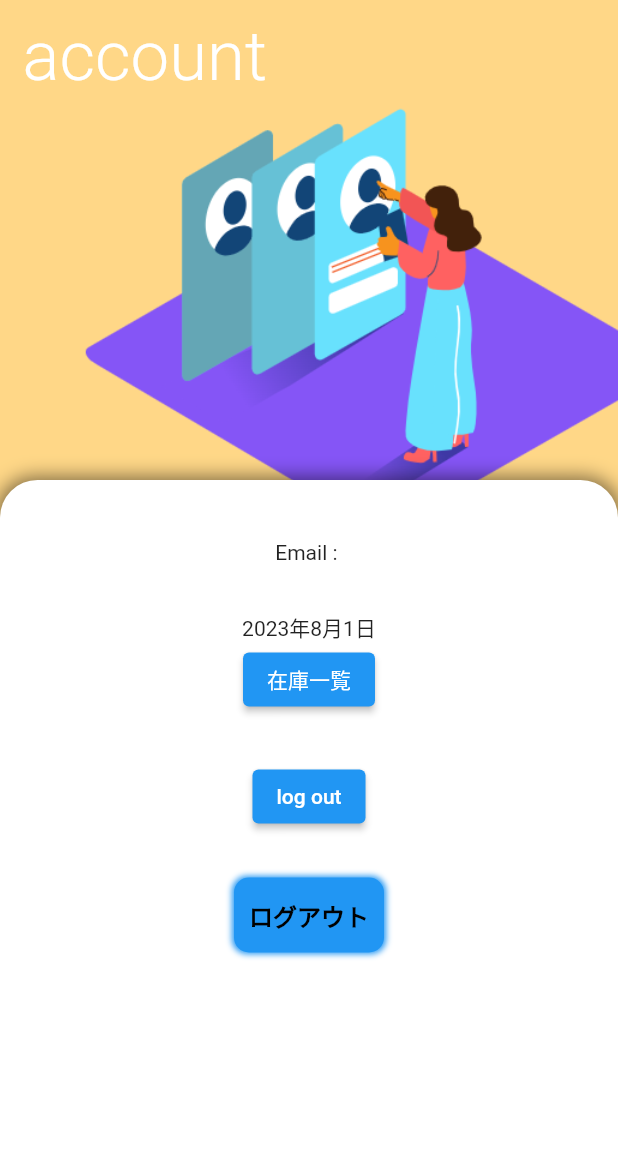
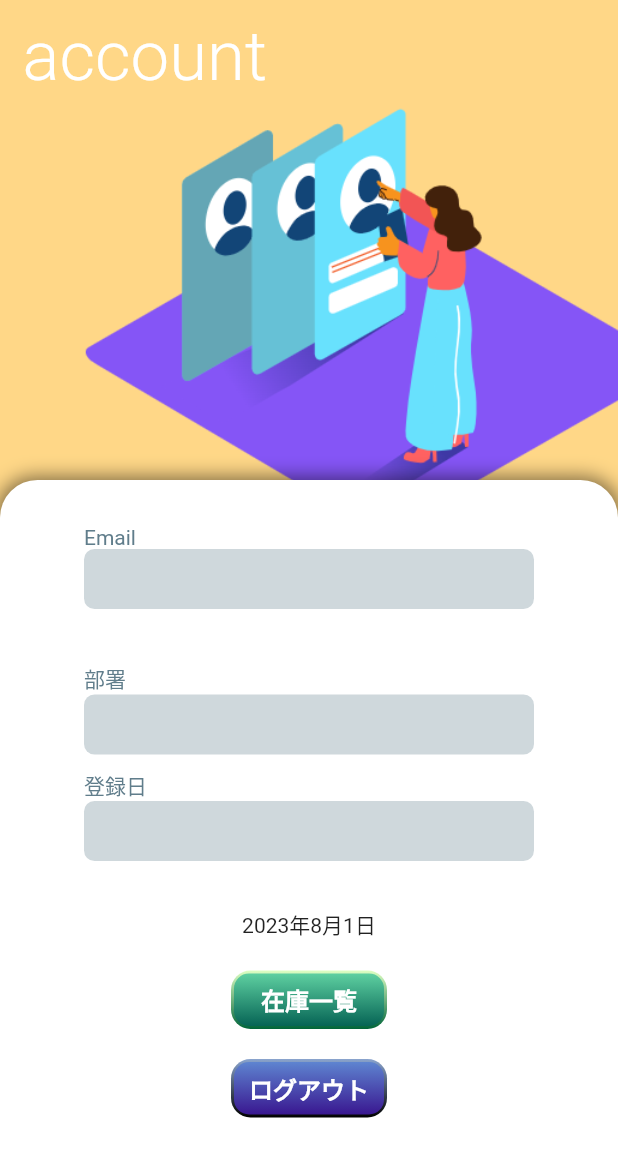
Before and after one commit to shogoisaji/inventory_system, a Flutter app: the AccountPage screen opened by its route, after a tap on "在庫一覧", after a tap on the "account circle" icon, on a phone screen of 412 x 824 dp. Shown: the top 1157 px of the screen. Run offline on Flutter 3.47's test engine with Material 2 defaults, Android fonts, the phone set to English and light mode, and no system bars; our stand-ins replace cloud_firestore, firebase_auth, firebase_core, firebase_storage, flutter_riverpod, go_router and 4 more; accounts and stored records are empty; generated files the repository leaves out were written again; network calls fail.

Commit message:
20230801

```diff
--- a/lib/application/state/state.dart
+++ b/lib/application/state/state.dart
@@ -51,6 +51,31 @@ String userId(UserIdRef ref) {
   throw 'スコープ内の画面でしか使えません';
 }
 
+@riverpod
+Stream<DocumentSnapshot<Map<String, dynamic>>?> userData(UserDataRef ref) {
+  final FirebaseFirestore _firestore = FirebaseFirestore.instance;
+  final user = ref.watch(userProvider);
+  final userId = user?.uid;
+
+  if(userId != null) {
+    return _firestore.collection('users').doc(userId).snapshots();
+  } else {
+    return Stream.value(null);
+  }
+}
+
+@riverpod
+String userName(UserNameRef ref) {
+  final userData = ref.watch(userDataProvider);
+    return userData.when(
+      data: (d) => d!=null?d['userName']:"NoName",
+      loading: () => 'loading',
+      error: (_, __) => 'Error',
+    );
+}
+
+
+
 /// ---------------------------------------------------------
 /// ユーザーIDを使えるスコープ    >> router/user_id_scope.dart
 /// ---------------------------------------------------------
@@ -64,15 +89,11 @@ class UserIdScope extends ConsumerWidget {
 
   @override
   Widget build(BuildContext context, WidgetRef ref) {
-    /// サインインしているユーザーの情報
     final user = ref.watch(userProvider);
     if (user == null) {
-      // ユーザーが見つからないとき グルグル
       return const CircularProgressIndicator();
     } else {
-      // ユーザーが見つかったとき
       return ProviderScope(
-        // ユーザーIDを上書き
         overrides: [
           userIdProvider.overrideWithValue(user.uid),
         ],
--- /dev/null
+++ b/lib/application/user.dart
@@ -0,0 +1,17 @@
+
+
+class User{
+  final String userName;
+  final String mail;
+  final String department;
+  final DateTime registrationDate;
+
+  const User({
+    required this.userName,
+    required this.mail,
+    this.department='',
+    required this.registrationDate,
+  });
+
+
+}
--- a/lib/infrastructure/firebase/firebase_service.dart
+++ b/lib/infrastructure/firebase/firebase_service.dart
@@ -1,10 +1,11 @@
 import 'package:cloud_firestore/cloud_firestore.dart';
 import 'package:firebase_storage/firebase_storage.dart';
+import 'package:flutter/material.dart';
 import 'dart:io';
 import 'package:image_picker/image_picker.dart';
 import '../../presentation/wedget/date_get.dart';
 
-class FireStoreService {
+class FirebaseService {
   final db = FirebaseFirestore.instance;
   String currentDate = getCurrentDate();
 
@@ -103,4 +104,16 @@ class FireStoreService {
   Future<String> imageUrlChack() {
     return FirebaseStorage.instance.ref('images/NoImage.png').getDownloadURL();
   }
+
+  Future<DocumentSnapshot> getDocument(
+    String collectionName,
+    String documentId,
+  ) async {
+    return await db
+        .collection(collectionName)
+        .doc(documentId)
+        .get();
+  }
+
+
 }
--- a/lib/main.dart
+++ b/lib/main.dart
@@ -2,6 +2,7 @@ import 'package:flutter/material.dart';
 import 'package:flutter_riverpod/flutter_riverpod.dart';
 import 'package:firebase_core/firebase_core.dart';
 
+import 'application/user.dart';
 import 'firebase_options.dart';
 import 'presentation/router/router.dart';
 
--- a/lib/presentation/pages/account_page.dart
+++ b/lib/presentation/pages/account_page.dart
@@ -1,11 +1,14 @@
 import 'package:cloud_firestore/cloud_firestore.dart';
 import 'package:flutter/material.dart';
 import 'package:flutter_riverpod/flutter_riverpod.dart';
+import 'package:flutter_test_various/infrastructure/firebase/firebase_service.dart';
 import 'package:go_router/go_router.dart';
 import 'package:intl/intl.dart';
 
 import '../../application/state/state.dart';
 import '../../infrastructure/firebase/auth_service.dart';
+import '../wedget/account_ditail_view.dart';
+import '../wedget/custom_bottunGradation.dart';
 import '../wedget/text_style.dart';
 import '../wedget/custom_bottun.dart';
 
@@ -16,7 +19,6 @@ class AccountPage extends ConsumerWidget {
   Widget build(BuildContext context, WidgetRef ref) {
     final user = ref.watch(userProvider);
     String email = user!.email!;
-    String username = email.split('@')[0];
 
     Future<DocumentSnapshot> fetchUserData() async {
       DocumentReference userRef = FirebaseFirestore.instance
@@ -25,18 +27,12 @@ class AccountPage extends ConsumerWidget {
       return await userRef.get();
     }
 
+    // Future<String> fetchUserDataValues() async {
+    //   DocumentSnapshot snapshot = await fetchUserData();
+    //   return snapshot['name'];
+    // }
+
     return Scaffold(
-        // appBar: AppBar(centerTitle: true, title: Text('アカウント'), actions: [
-        //   Center(
-        //     child: Padding(
-        //         padding: const EdgeInsets.all(10.0),
-        //         child: Row(children: [
-        //           IconButton(
-        //               icon: const Icon(Icons.account_circle), onPressed: () {}),
-        //           Text(username)
-        //         ])),
-        //   )
-        // ]),
         body: ListView(children: [
       Column(children: [
         Stack(children: [
@@ -95,12 +91,73 @@ class AccountPage extends ConsumerWidget {
             ]),
           ),
         ]),
+        Container(
+          width: 300,
+          alignment: Alignment.bottomLeft,
+          child:
+            const Text('Email',style:TextStyle(color: Colors.blueGrey,)),
+        ),
         Center(
             child: Column(
           children: [
+            // const SizedBox(height: 10),
+            Container(
+              decoration: BoxDecoration(
+                borderRadius: BorderRadius.circular(7.0),
+                color: Colors.blueGrey.withOpacity(0.3),
+              ),
+              width: 300,
+              height: 40,
+              alignment: Alignment.centerLeft,
+              padding: EdgeInsets.only(left:10.0),
+              child:
+                Text(email)
+            ),
             const SizedBox(height: 10),
-            Text(
-              'Email : $email',
+            // AccountDitailView(
+            //   typeText: 'name',
+            // textWidget: fetchUserDataValues(),
+
+
+            // ),
+            Text(ref.watch(userNameProvider)),
+            const SizedBox(height: 10),
+            Container(
+              width: 300,
+              alignment: Alignment.bottomLeft,
+              child:
+                const Text('部署',style:TextStyle(color: Colors.blueGrey,)),
+            ),
+            Container(
+              decoration: BoxDecoration(
+                borderRadius: BorderRadius.circular(7.0),
+                color: Colors.blueGrey.withOpacity(0.3),
+              ),
+              width: 300,
+              height: 40,
+              alignment: Alignment.centerLeft,
+              padding: EdgeInsets.only(left:10.0),
+              child:
+                Text(email)
+            ),
+            const SizedBox(height: 10),
+            Container(
+              width: 300,
+              alignment: Alignment.bottomLeft,
+              child:
+                const Text('登録日',style:TextStyle(color: Colors.blueGrey,)),
+            ),
+            Container(
+              decoration: BoxDecoration(
+                borderRadius: BorderRadius.circular(7.0),
+                color: Colors.blueGrey.withOpacity(0.3),
+              ),
+              width: 300,
+              height: 40,
+              alignment: Alignment.centerLeft,
+              padding: EdgeInsets.only(left:10.0),
+              child:
+                Text(email)
             ),
             Column(
               children: [
@@ -125,29 +182,43 @@ class AccountPage extends ConsumerWidget {
                     }),
               ],
             ),
-            ElevatedButton(
+            const SizedBox(height: 20,),
+            CustomButtonGradation(
+              text: '在庫一覧',
+              mainColor1: Color.fromARGB(255, 94, 208, 161),
+              mainColor2: Color.fromARGB(255, 6, 100, 85),
+              borderColor1: Color.fromARGB(255, 222, 255, 195),
+              borderColor2: Color.fromARGB(255, 0, 100, 57),
               onPressed: () {
-                return context.go('/stock');
+                context.go('/stock');
               },
-              child: const Text('在庫一覧'),
+              width: 100,
+              height: 35,
+              textSize: 16,
+              textColor: Colors.white
             ),
-            const SizedBox(height: 30),
-            ElevatedButton(
-              onPressed: () async {},
-              child: const Text('log out'),
-            ),
-            const SizedBox(height: 30),
-            CustomButton(
+            const SizedBox(height: 20,),
+            CustomButtonGradation(
               text: 'ログアウト',
+              mainColor1: Color.fromARGB(255, 94, 132, 208),
+              mainColor2: Color.fromARGB(255, 57, 23, 144),
+              borderColor1: Color.fromARGB(255, 138, 164, 206),
+              borderColor2: Color.fromARGB(255, 0, 0, 0),
               onPressed: () {
                 final service = AuthService();
                 service.signOut();
               },
               width: 100,
-              height: 50,
-              mainColor: Colors.blue,
-              shadowColor: Colors.blue,
-            )
+              height: 35,
+              textSize: 16,
+              textColor: Colors.white
+            ),
+              // onPressed: () {
+              //   return context.go('/stock');
+              // },
+              // child: const Text('在庫一覧'),
+
+            const SizedBox(height: 30),
           ],
         )),
       ]),
--- a/lib/presentation/pages/sign_in.dart
+++ b/lib/presentation/pages/sign_in.dart
@@ -82,9 +82,6 @@ class SignInPage extends StatelessWidget {
                   ]),
             ),
           ]),
-          const SizedBox(
-            height: 10,
-          ),
           Container(
             constraints: const BoxConstraints(
               maxWidth: 450.0,
@@ -126,7 +123,7 @@ class SignInPage extends StatelessWidget {
             ),
           ),
           const SizedBox(
-            height: 30.0,
+            height: 20.0,
           ),
           CustomButton(
               text: 'ログイン',
@@ -228,7 +225,7 @@ class SignInPage extends StatelessWidget {
                               TextField(
                                 controller: _nameController,
                                 decoration:
-                                    const InputDecoration(hintText: "Name"),
+                                    const InputDecoration(hintText: "名前"),
                               ),
                               const Text('必須',
                                   style: TextStyle(
@@ -236,20 +233,26 @@ class SignInPage extends StatelessWidget {
                               TextField(
                                 controller: _departmentController,
                                 decoration: const InputDecoration(
-                                    hintText: "Department"),
+                                    hintText: "部署"),
                               ),
                             ],
                           ),
                         ),
                         actions: <Widget>[
                           TextButton(
-                            child: const Text('Cancel'),
+                            child: const Text('Cancel',style:TextStyle(
+                              fontSize: 18,
+                              )),
                             onPressed: () {
                               Navigator.of(context).pop();
                             },
                           ),
                           TextButton(
-                            child: const Text('登録'),
+                            child: const Text('登録',
+                            style:TextStyle(
+                              fontSize: 18,
+                              fontWeight: FontWeight.w600
+                              )),
                             onPressed: () async {
                               if (_emailController.text.isEmpty ||
                                   _passwordController.text.isEmpty ||
--- a/lib/presentation/pages/stock_page.dart
+++ b/lib/presentation/pages/stock_page.dart
@@ -33,7 +33,7 @@ class StockPage extends ConsumerWidget {
   Widget build(BuildContext context, WidgetRef ref) {
     final user = ref.watch(userProvider);
     String email = user!.email!;
-    String username = email.split('@')[0];
+    // String username = ref.watch(userNameProvider);
 
     Future<List<DocumentSnapshot>> fetchFilteredData() async {
       QuerySnapshot querySnapshot = await FirebaseFirestore.instance
@@ -42,6 +42,13 @@ class StockPage extends ConsumerWidget {
               isEqualTo: stockTypeList[ref.watch(stockTypeProvider)])
           .get();
       return querySnapshot.docs;
+    }
+
+    Stream<DocumentSnapshot> fetchUserData()  {
+      DocumentReference userRef = FirebaseFirestore.instance
+          .collection('users')
+          .doc(ref.watch(userIdProvider));
+      return  userRef.snapshots();
     }
 
     return Scaffold(
@@ -58,7 +65,19 @@ class StockPage extends ConsumerWidget {
                         onPressed: () {
                           return context.go('/account');
                         }),
-                    Text(username)
+                    // Text(username),
+                    StreamBuilder<DocumentSnapshot>(
+                    stream: fetchUserData(),
+                    builder: (context, snapshot) {
+                      if (snapshot.connectionState == ConnectionState.waiting) {
+                        return CircularProgressIndicator();
+                      } else if (snapshot.hasError) {
+                        return Text('Error: ${snapshot.error}');
+                      } else {
+                        DocumentSnapshot data = snapshot.data!;
+                        return Text(data['name']);
+                      }
+                    }),
                   ])),
             )
           ]),
--- a/lib/presentation/pages/warehousing_page.dart
+++ b/lib/presentation/pages/warehousing_page.dart
@@ -137,7 +137,7 @@ class WarehousingPage extends ConsumerWidget {
                 if (productName != null &&
                     productId != null &&
                     productVolume != null) {
-                  final service = FireStoreService();
+                  final service = FirebaseService();
                   await service.upLoad(productName.text, productId.text,
                       selectedType, productVolume.text);
                 } else {
--- /dev/null
+++ b/lib/presentation/wedget/account_ditail_view.dart
@@ -0,0 +1,38 @@
+import 'package:flutter/material.dart';
+
+class AccountDitailView extends StatelessWidget {
+  String typeText;
+  Widget textWidget;
+
+  AccountDitailView({
+    Key? key,
+    required this.typeText,
+    required this.textWidget,
+  }) : super(key: key);
+
+  @override
+  Widget build(BuildContext context) {
+    return Column(
+      children: [
+        Container(
+          width: 300,
+          alignment: Alignment.bottomLeft,
+          child:
+            Text(typeText,style:const TextStyle(color: Colors.blueGrey,)),
+        ),
+        Container(
+          decoration: BoxDecoration(
+            borderRadius: BorderRadius.circular(7.0),
+            color: Colors.blueGrey.withOpacity(0.3),
+          ),
+          width: 300,
+          height: 40,
+          alignment: Alignment.centerLeft,
+          padding: const EdgeInsets.only(left:15.0),
+          child:
+            textWidget,
+        ),
+      ]
+    );
+  }
+}
--- /dev/null
+++ b/lib/presentation/wedget/custom_bottunGradation.dart
@@ -0,0 +1,70 @@
+import 'package:flutter/material.dart';
+
+import 'text_style.dart';
+
+class CustomButtonGradation extends StatelessWidget {
+  double textSize;
+  double width;
+  double height;
+  final String text;
+  final textColor;
+  final Color mainColor1;
+  final Color mainColor2;
+  final Color borderColor1;
+  final Color borderColor2;
+  final VoidCallback onPressed;
+
+  CustomButtonGradation({Key? key,
+    this.textSize = 16,
+    this.width = 100,
+    this.height = 100,
+    this.textColor = Colors.black,
+    required this.text,
+    required this.mainColor1,
+    required this.mainColor2,
+    required this.borderColor1,
+    required this.borderColor2,
+    required this.onPressed,}) : super(key: key);
+
+  @override
+  Widget build(BuildContext context) {
+    return InkWell(
+      onTap: onPressed,
+      child: Container(
+        width: width+4,
+        height: height+4,
+        alignment: Alignment.center,
+        decoration: BoxDecoration(
+          borderRadius: BorderRadius.circular(13.0),
+          gradient: LinearGradient(
+            begin: FractionalOffset.topCenter,
+            end: FractionalOffset.bottomCenter,
+            colors: [
+              borderColor1,
+              borderColor2,
+            ],
+          ),
+        ),
+        child: Container(
+            decoration: BoxDecoration(
+              gradient: LinearGradient(
+              begin: FractionalOffset.topCenter,
+              end: FractionalOffset.bottomCenter,
+              colors: [
+                mainColor1,
+                mainColor2,
+              ],
+            ),
+              borderRadius: BorderRadius.circular(10.0),
+              // border: Border.all(color: Colors.white, width: 0.2),
+            ),
+            width: width,
+            height: height,
+            child: Center(
+              child: BoldText(size:textSize, text: text, color: textColor),
+            ),
+          ),
+      ),
+    );
+  }
+}
```
Also changed, not shown: lib/application/state/state.g.dart, lib/presentation/router/router.g.dart, 1 other file.
